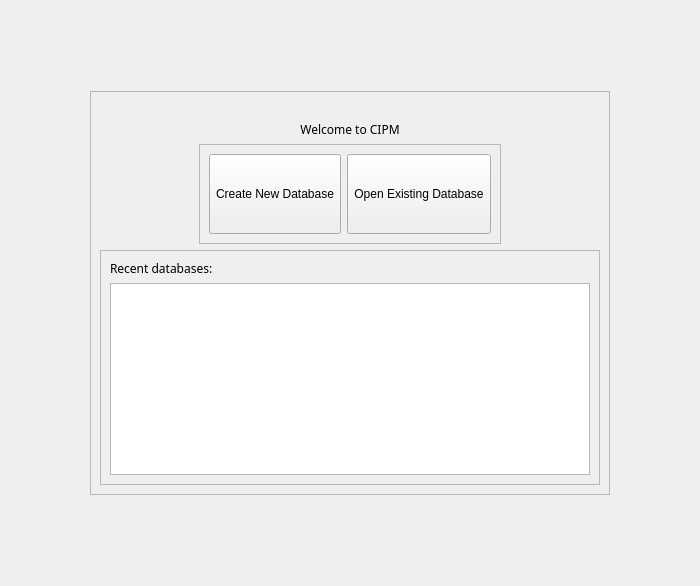
Qt form login.ui (Quinz7339/CIPM) before a commit.
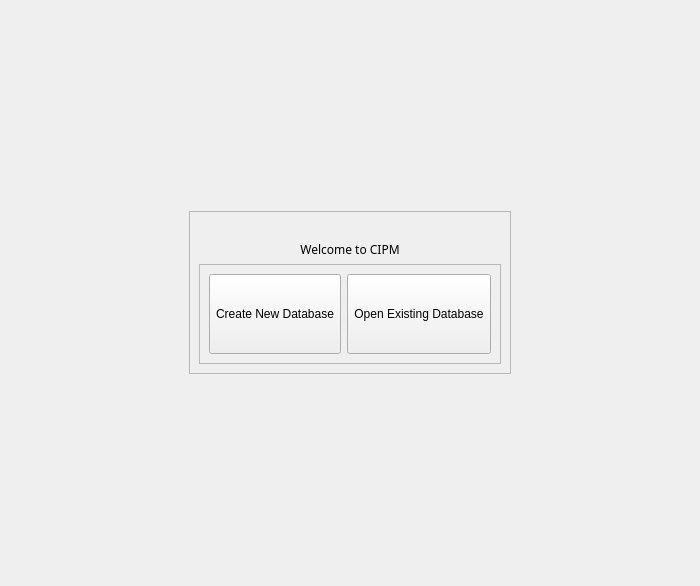
The same form after that commit. Icons and pictures are not drawn.

The edit to the form file:
```diff
--- a/login.ui
+++ b/login.ui
@@ -122,8 +122,8 @@
            </property>
            <property name="maximumSize">
             <size>
-             <width>200</width>
-             <height>200</height>
+             <width>300</width>
+             <height>300</height>
             </size>
            </property>
            <property name="layoutDirection">
@@ -163,8 +163,8 @@
            </property>
            <property name="maximumSize">
             <size>
-             <width>200</width>
-             <height>200</height>
+             <width>300</width>
+             <height>300</height>
             </size>
            </property>
            <property name="text">
@@ -188,60 +188,6 @@
         </layout>
        </widget>
       </item>
-      <item>
-       <widget class="QFrame" name="frame_2">
-        <property name="minimumSize">
-         <size>
-          <width>500</width>
-          <height>200</height>
-         </size>
-        </property>
-        <property name="maximumSize">
-         <size>
-          <width>500</width>
-          <height>450</height>
-         </size>
-        </property>
-        <property name="frameShape">
-         <enum>QFrame::StyledPanel</enum>
-        </property>
-        <property name="frameShadow">
-         <enum>QFrame::Raised</enum>
-        </property>
-        <layout class="QVBoxLayout" name="verticalLayout_2">
-         <item>
-          <widget class="QLabel" name="lbl_RecentFiles">
-           <property name="font">
-            <font>
-             <family>HYWenHei</family>
-            </font>
-           </property>
-           <property name="text">
-            <string>Recent databases:</string>
-           </property>
-          </widget>
-         </item>
-         <item>
-          <widget class="QTextEdit" name="txtEdit_RecentFiles">
-           <property name="sizePolicy">
-            <sizepolicy hsizetype="Expanding" vsizetype="Maximum">
-             <horstretch>0</horstretch>
-             <verstretch>0</verstretch>
-            </sizepolicy>
-           </property>
-           <property name="font">
-            <font>
-             <family>HYWenHei</family>
-            </font>
-           </property>
-           <property name="readOnly">
-            <bool>true</bool>
-           </property>
-          </widget>
-         </item>
-        </layout>
-       </widget>
-      </item>
      </layout>
     </widget>
    </item>
```
